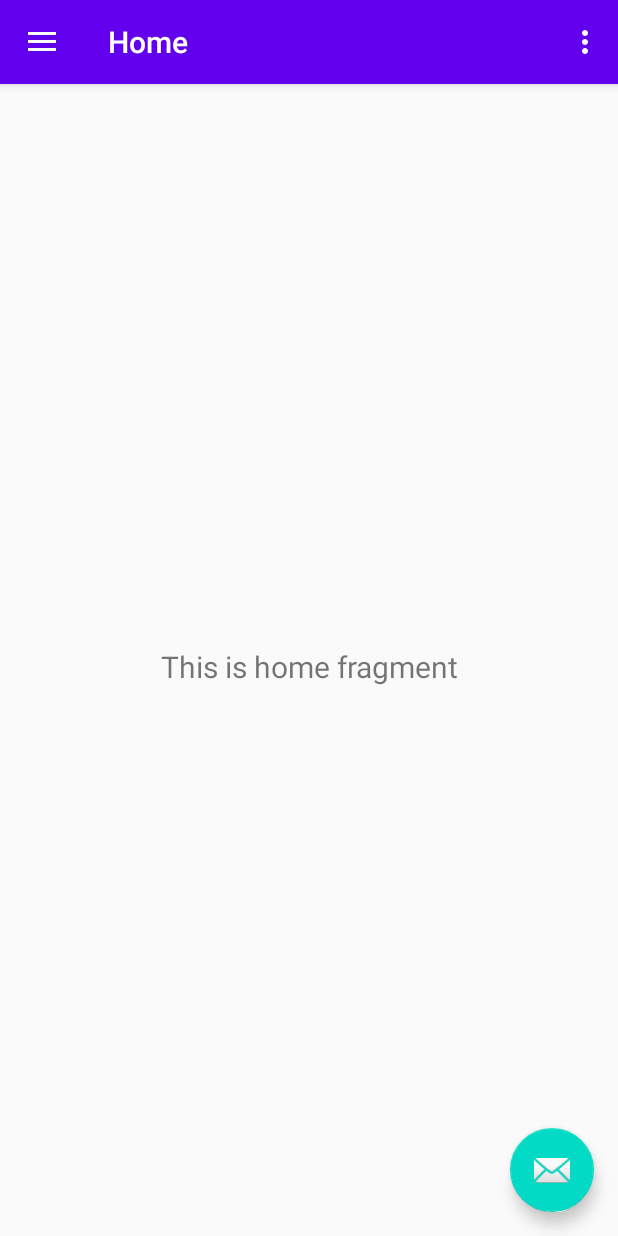
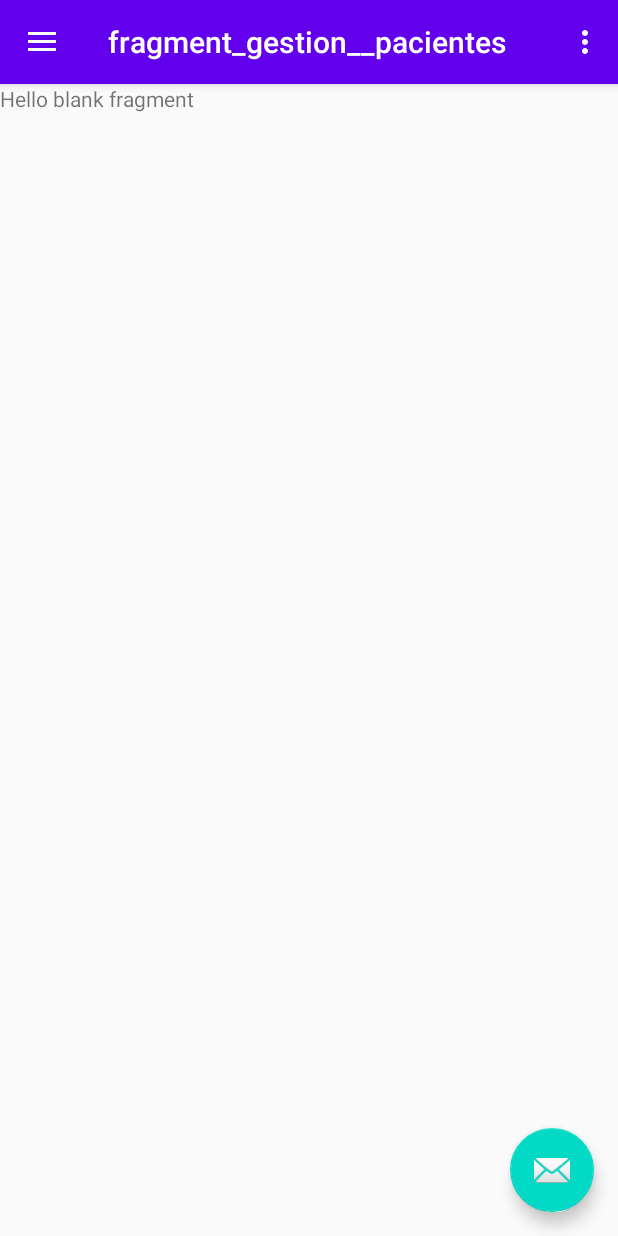
Before and after one commit to karlami/Proyecto-1, an Android app: the screen it shows after launch (MainActivity), on a phone screen of 412 x 824 dp. Run offline under Robolectric (Android 15) with nearby library versions, the phone set to English and light mode, and no system bars; our stand-ins replace navigation-ui.

Commit message:
Fallo en el side menu

```diff
--- /dev/null
+++ b/CoTec/app/src/main/java/com/example/cotec/Gestion_Pacientes.java
@@ -0,0 +1,64 @@
+package com.example.cotec;
+
+import android.os.Bundle;
+
+import androidx.fragment.app.Fragment;
+
+import android.view.LayoutInflater;
+import android.view.View;
+import android.view.ViewGroup;
+
+/**
+ * A simple {@link Fragment} subclass.
+ * Use the {@link Gestion_Pacientes#newInstance} factory method to
+ * create an instance of this fragment.
+ */
+public class Gestion_Pacientes extends Fragment {
+
+    // TODO: Rename parameter arguments, choose names that match
+    // the fragment initialization parameters, e.g. ARG_ITEM_NUMBER
+    private static final String ARG_PARAM1 = "param1";
+    private static final String ARG_PARAM2 = "param2";
+
+    // TODO: Rename and change types of parameters
+    private String mParam1;
+    private String mParam2;
+
+    public Gestion_Pacientes() {
+        // Required empty public constructor
+    }
+
+    /**
+     * Use this factory method to create a new instance of
+     * this fragment using the provided parameters.
+     *
+     * @param param1 Parameter 1.
+     * @param param2 Parameter 2.
+     * @return A new instance of fragment Gestion_Pacientes.
+     */
+    // TODO: Rename and change types and number of parameters
+    public static Gestion_Pacientes newInstance(String param1, String param2) {
+        Gestion_Pacientes fragment = new Gestion_Pacientes();
+        Bundle args = new Bundle();
+        args.putString(ARG_PARAM1, param1);
+        args.putString(ARG_PARAM2, param2);
+        fragment.setArguments(args);
+        return fragment;
+    }
+
+    @Override
+    public void onCreate(Bundle savedInstanceState) {
+        super.onCreate(savedInstanceState);
+        if (getArguments() != null) {
+            mParam1 = getArguments().getString(ARG_PARAM1);
+            mParam2 = getArguments().getString(ARG_PARAM2);
+        }
+    }
+
+    @Override
+    public View onCreateView(LayoutInflater inflater, ViewGroup container,
+                             Bundle savedInstanceState) {
+        // Inflate the layout for this fragment
+        return inflater.inflate(R.layout.fragment_gestion__pacientes, container, false);
+    }
+}
--- a/CoTec/app/src/main/java/com/example/cotec/MainActivity.java
+++ b/CoTec/app/src/main/java/com/example/cotec/MainActivity.java
@@ -39,7 +39,7 @@ public class MainActivity extends AppCompatActivity {
         // Passing each menu ID as a set of Ids because each
         // menu should be considered as top level destinations.
         mAppBarConfiguration = new AppBarConfiguration.Builder(
-                R.id.nav_home, R.id.nav_gallery, R.id.nav_slideshow)
+                R.id.gestion_Pacientes, R.id.gestion_Contactos)
                 .setDrawerLayout(drawer)
                 .build();
         NavController navController = Navigation.findNavController(this, R.id.nav_host_fragment);
--- a/CoTec/app/src/main/java/com/example/cotec/ui/home/HomeFragment.java
+++ /dev/null
@@ -1,35 +0,0 @@
-package com.example.cotec.ui.home;
-
-import android.os.Bundle;
-import android.view.LayoutInflater;
-import android.view.View;
-import android.view.ViewGroup;
-import android.widget.TextView;
-
-import androidx.annotation.NonNull;
-import androidx.annotation.Nullable;
-import androidx.fragment.app.Fragment;
-import androidx.lifecycle.Observer;
-import androidx.lifecycle.ViewModelProviders;
-
-import com.example.cotec.R;
-
-public class HomeFragment extends Fragment {
-
-    private HomeViewModel homeViewModel;
-
-    public View onCreateView(@NonNull LayoutInflater inflater,
-                             ViewGroup container, Bundle savedInstanceState) {
-        homeViewModel =
-                ViewModelProviders.of(this).get(HomeViewModel.class);
-        View root = inflater.inflate(R.layout.fragment_home, container, false);
-        final TextView textView = root.findViewById(R.id.text_home);
-        homeViewModel.getText().observe(getViewLifecycleOwner(), new Observer<String>() {
-            @Override
-            public void onChanged(@Nullable String s) {
-                textView.setText(s);
-            }
-        });
-        return root;
-    }
-}
--- a/CoTec/app/src/main/java/com/example/cotec/ui/home/HomeViewModel.java
+++ /dev/null
@@ -1,19 +0,0 @@
-package com.example.cotec.ui.home;
-
-import androidx.lifecycle.LiveData;
-import androidx.lifecycle.MutableLiveData;
-import androidx.lifecycle.ViewModel;
-
-public class HomeViewModel extends ViewModel {
-
-    private MutableLiveData<String> mText;
-
-    public HomeViewModel() {
-        mText = new MutableLiveData<>();
-        mText.setValue("This is home fragment");
-    }
-
-    public LiveData<String> getText() {
-        return mText;
-    }
-}
--- /dev/null
+++ b/CoTec/app/src/main/res/layout/fragment_gestion__pacientes.xml
@@ -0,0 +1,14 @@
+<?xml version="1.0" encoding="utf-8"?>
+<FrameLayout xmlns:android="http://schemas.android.com/apk/res/android"
+    xmlns:tools="http://schemas.android.com/tools"
+    android:layout_width="match_parent"
+    android:layout_height="match_parent"
+    tools:context=".Gestion_Pacientes">
+
+    <!-- TODO: Update blank fragment layout -->
+    <TextView
+        android:layout_width="match_parent"
+        android:layout_height="match_parent"
+        android:text="@string/hello_blank_fragment" />
+
+</FrameLayout>
--- a/CoTec/app/src/main/res/layout/fragment_home.xml
+++ /dev/null
@@ -1,22 +0,0 @@
-<?xml version="1.0" encoding="utf-8"?>
-<androidx.constraintlayout.widget.ConstraintLayout xmlns:android="http://schemas.android.com/apk/res/android"
-    xmlns:app="http://schemas.android.com/apk/res-auto"
-    xmlns:tools="http://schemas.android.com/tools"
-    android:layout_width="match_parent"
-    android:layout_height="match_parent"
-    tools:context=".ui.home.HomeFragment">
-
-    <TextView
-        android:id="@+id/text_home"
-        android:layout_width="match_parent"
-        android:layout_height="wrap_content"
-        android:layout_marginStart="8dp"
-        android:layout_marginTop="8dp"
-        android:layout_marginEnd="8dp"
-        android:textAlignment="center"
-        android:textSize="20sp"
-        app:layout_constraintBottom_toBottomOf="parent"
-        app:layout_constraintEnd_toEndOf="parent"
-        app:layout_constraintStart_toStartOf="parent"
-        app:layout_constraintTop_toTopOf="parent" />
-</androidx.constraintlayout.widget.ConstraintLayout>
--- a/CoTec/app/src/main/res/menu/activity_main_drawer.xml
+++ /dev/null
@@ -1,20 +0,0 @@
-<?xml version="1.0" encoding="utf-8"?>
-<menu xmlns:android="http://schemas.android.com/apk/res/android"
-    xmlns:tools="http://schemas.android.com/tools"
-    tools:showIn="navigation_view">
-
-    <group android:checkableBehavior="single">
-        <item
-            android:id="@+id/nav_home"
-            android:icon="@drawable/ic_menu_camera"
-            android:title="@string/menu_home" />
-        <item
-            android:id="@+id/nav_gallery"
-            android:icon="@drawable/ic_menu_gallery"
-            android:title="@string/menu_gallery" />
-        <item
-            android:id="@+id/nav_slideshow"
-            android:icon="@drawable/ic_menu_slideshow"
-            android:title="@string/menu_slideshow" />
-    </group>
-</menu>
--- a/CoTec/app/src/main/res/navigation/mobile_navigation.xml
+++ b/CoTec/app/src/main/res/navigation/mobile_navigation.xml
@@ -3,23 +3,15 @@
     xmlns:app="http://schemas.android.com/apk/res-auto"
     xmlns:tools="http://schemas.android.com/tools"
     android:id="@+id/mobile_navigation"
-    app:startDestination="@+id/nav_home">
-
+    app:startDestination="@id/gestion_Pacientes">
     <fragment
-        android:id="@+id/nav_home"
-        android:name="com.example.cotec.ui.home.HomeFragment"
-        android:label="@string/menu_home"
-        tools:layout="@layout/fragment_home" />
-
+        android:id="@+id/gestion_Pacientes"
+        android:name="com.example.cotec.Gestion_Pacientes"
+        android:label="fragment_gestion__pacientes"
+        tools:layout="@layout/fragment_gestion__pacientes" />
     <fragment
-        android:id="@+id/nav_gallery"
-        android:name="com.example.cotec.ui.gallery.GalleryFragment"
-        android:label="@string/menu_gallery"
-        tools:layout="@layout/fragment_gallery" />
-
-    <fragment
-        android:id="@+id/nav_slideshow"
-        android:name="com.example.cotec.ui.slideshow.SlideshowFragment"
-        android:label="@string/menu_slideshow"
-        tools:layout="@layout/fragment_slideshow" />
+        android:id="@+id/gestion_Contactos"
+        android:name="com.example.cotec.Gestion_Contactos"
+        android:label="fragment_gestion__contactos"
+        tools:layout="@layout/fragment_gestion__contactos" />
 </navigation>
--- a/CoTec/app/src/main/res/values/strings.xml
+++ b/CoTec/app/src/main/res/values/strings.xml
@@ -6,8 +6,13 @@
     <string name="nav_header_subtitle">android.studio@android.com</string>
     <string name="nav_header_desc">Navigation header</string>
     <string name="action_settings">Settings</string>
+    <string name="Nombre_App">CoTec Hospitalario</string>
+    <string name="GestionPacientes">Gestión de Pacientes</string>
+    <string name="GestionContactos">Gestion de Contactos</string>
 
     <string name="menu_home">Home</string>
     <string name="menu_gallery">Gallery</string>
     <string name="menu_slideshow">Slideshow</string>
+    <!-- TODO: Remove or change this placeholder text -->
+    <string name="hello_blank_fragment">Hello blank fragment</string>
 </resources>
```
Also changed, not shown: CoTec/app/src/main/java/com/example/cotec/Gestion_Contactos.java (added, +64 -0 lines), CoTec/app/src/main/java/com/example/cotec/ui/gallery/GalleryFragment.java (deleted, +0 -35 lines), CoTec/app/src/main/java/com/example/cotec/ui/gallery/GalleryViewModel.java (deleted, +0 -19 lines), CoTec/app/src/main/java/com/example/cotec/ui/slideshow/SlideshowFragment.java (deleted, +0 -35 lines), CoTec/app/src/main/java/com/example/cotec/ui/slideshow/SlideshowViewModel.java (deleted, +0 -19 lines), CoTec/app/src/main/res/layout/fragment_gallery.xml (deleted, +0 -22 lines), CoTec/app/src/main/res/layout/fragment_gestion__contactos.xml (added, +14 -0 lines), CoTec/app/src/main/res/layout/fragment_slideshow.xml (deleted, +0 -22 lines), CoTec/app/src/main/res/layout/nav_header_main.xml (+3 -8 lines).
